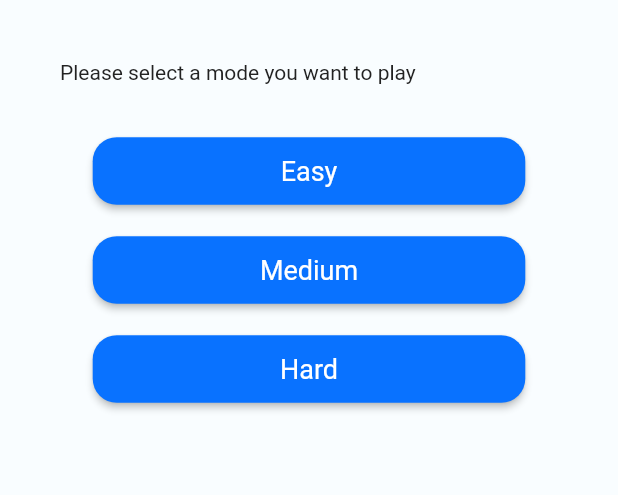
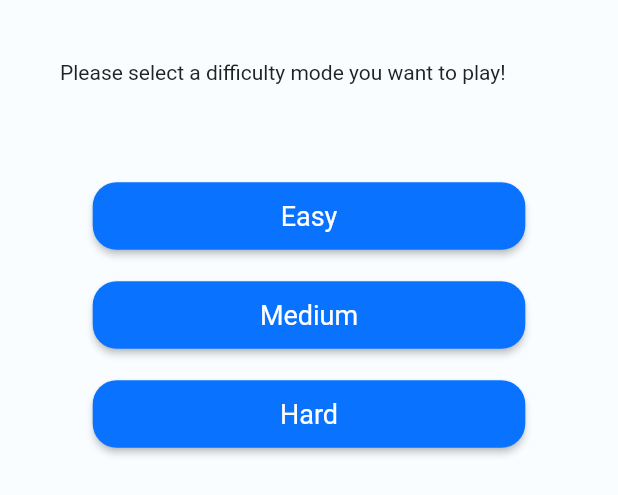
Before and after one commit to Duranovic/Tick-Toe, a Flutter app: the SelectDifficulty widget shown alone on an empty page, opened directly, on a phone screen of 412 x 824 dp. Shown: the top 495 px of the screen. Run offline on Flutter 3.47's test engine with Material 2 defaults, Android fonts, the light colour scheme and no system bars; our stand-ins replace go_router.

Commit message:
Code refactoring

```diff
--- a/lib/src/features/home/presentation/select_difficulty.dart
+++ b/lib/src/features/home/presentation/select_difficulty.dart
@@ -14,7 +14,8 @@ class SelectDifficulty extends StatelessWidget {
           Container(
             margin: const EdgeInsets.all(40),
             child: const Text(
-              "Please select a mode you want to play",
+              "Please select a difficulty mode you want to play!",
+              textAlign: TextAlign.center,
               style: TextStyle(
                   decoration: TextDecoration.none,
                   fontSize: 14,
@@ -24,7 +25,7 @@ class SelectDifficulty extends StatelessWidget {
           ),
           Container(
             alignment: Alignment.center,
-            margin: const EdgeInsets.only(top: 90),
+            margin: const EdgeInsets.only(top: 120),
             child: Column(
               children: [
                 FractionallySizedBox(
```
